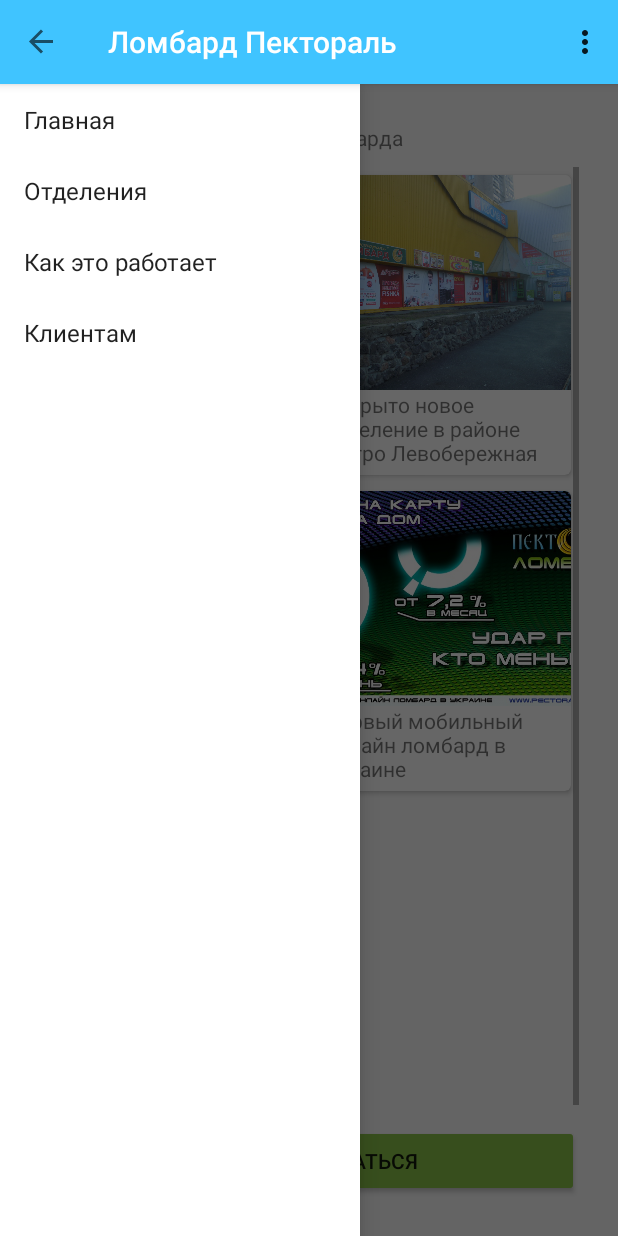
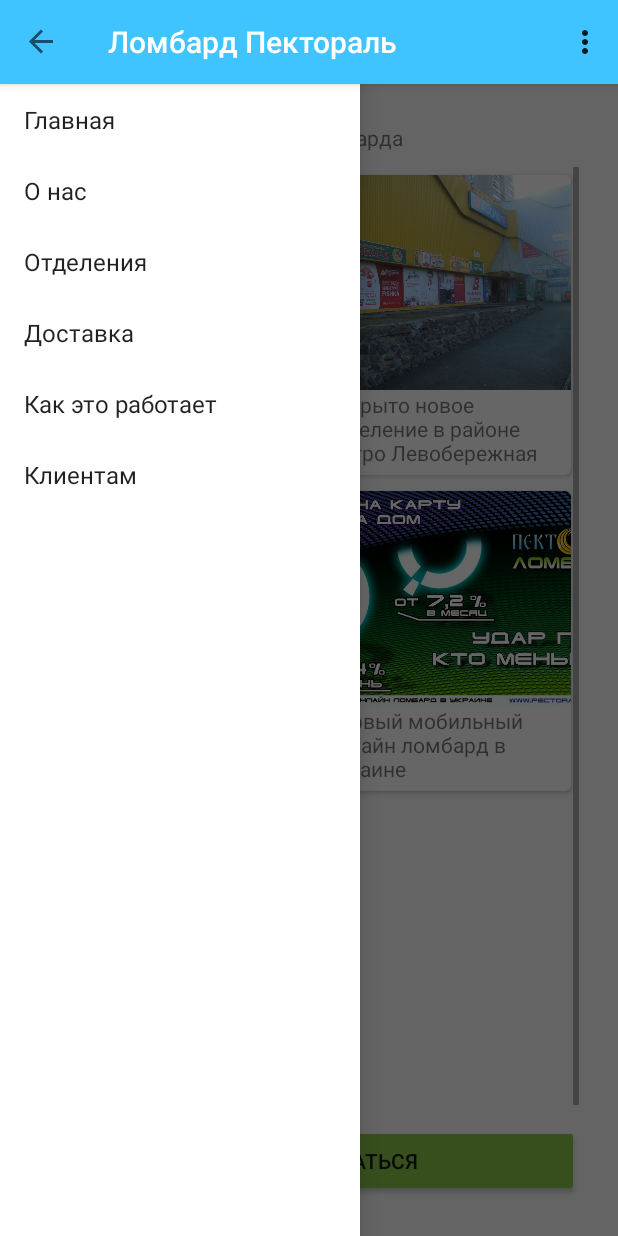
Before and after one commit to DesmondAndroid/PectoralPawnShopApplication, an Android app: the screen it shows after launch (MainActivity), with the side drawer open, on a phone screen of 412 x 824 dp. Run offline under Robolectric (Android 15) with nearby library versions, the phone set to English and light mode, and no system bars.

Commit message:
add 2 new sections

```diff
--- a/app/src/debug/res/values/google_maps_api.xml
+++ b/app/src/debug/res/values/google_maps_api.xml
@@ -16,6 +16,6 @@
     string in this file.
     -->
     <string name="google_maps_key" templateMergeStrategy="preserve" translatable="false">
-        AIzaSyCqLUSUnzqRFmWJqcSr__JwJ1LE0V9K8k4
+        AIzaSyCHF7UwJX7W5cSm2tDtDg8CQ1jychZuwHk
     </string>
 </resources>
--- a/app/src/main/AndroidManifest.xml
+++ b/app/src/main/AndroidManifest.xml
@@ -2,7 +2,6 @@
 <manifest xmlns:android="http://schemas.android.com/apk/res/android"
     package="com.vadym.pectoralepawnshop">
 
-    <uses-permission android:name="android.permission.INTERNET" />
     <uses-permission android:name="com.vadym.pectoralepawnshop.permission.MAPS_RECEIVE" />
     <uses-permission android:name="android.permission.INTERNET" />
     <permission
--- a/app/src/main/java/com/vadym/pectoralepawnshop/database/PectoraleDatabaseHelper.java
+++ b/app/src/main/java/com/vadym/pectoralepawnshop/database/PectoraleDatabaseHelper.java
@@ -22,6 +22,8 @@ public class PectoraleDatabaseHelper extends SQLiteOpenHelper {
     public static final String SECTION_HOWITWORKS = "HOW_IT_WORKS";
     public static final String SECTION_NEWS = "NEWS";
     public static final String SECTION_FORCLIENTS = "FOR_CLIENTS";
+    public static final String SECTION_ABOUTUS = "ABOUT_US";
+    public static final String SECTION_DOSTAVKA = "DOSTAVKA";
 
     public PectoraleDatabaseHelper(Context context){
         super(context, DB_NAME, null, DB_VERSION);
@@ -75,6 +77,13 @@ public class PectoraleDatabaseHelper extends SQLiteOpenHelper {
             insertDataTopic(db, SECTION_FORCLIENTS, "Партнерская программа", "http://pectorale.com.ua/stat/partnerskaja-programma", R.drawable.partnprogramm);
             insertDataTopic(db, SECTION_FORCLIENTS, "Кредитная линия", "http://pectorale.com.ua/stat/kredit_line", R.drawable.kreditnylimit);
 
+            insertDataTopic(db, SECTION_ABOUTUS, "НАША ИСТОРИЯ", "http://pectorale.com.ua/stat/istorija", R.drawable.history);
+            insertDataTopic(db, SECTION_ABOUTUS, "ПРЕИМУЩЕСТВА", "http://pectorale.com.ua/stat/preimushestva", R.drawable.preimushestva);
+            insertDataTopic(db, SECTION_ABOUTUS, "КОНТАКТЫ", "http://pectorale.com.ua/stat/kontakty", R.drawable.kont);
+            insertDataTopic(db, SECTION_ABOUTUS, "ОТЗЫВЫ", "http://pectorale.com.ua/stat/otzyvy", R.drawable.otzivi);
+
+            insertDataTopic(db, SECTION_DOSTAVKA, "Доставка", "http://pectorale.com.ua/stat/dostavka-zaloga", R.drawable.dostavkarazdel);
+
             insertDepartment(db, "Отделение №1 в г. Боярка", 50.327975, 30.292260, "Боярка", "ул. Белгородская, 19А", new String[]{"(068) 345-00-01", "(045) 984-75-60"}, "Пн-Сб 9:00 - 20:00\nВс 10:00 - 19:00");
             insertDepartment(db, "Отделение №2 в г. Киев", 50.466737, 30.627153, "Киев", "ул. Братиславская, 14", new String[]{"(068) 345-00-02", "(044) 513-83-84"}, "Пн-Сб 09:00 - 20.00\nВс 10:00 - 19:00");
             insertDepartment(db, "Отделение №3 в г. Васильков", 50.174529, 30.320692, "Васильков", "ул. Владимирская, 13", new String[]{"(068) 345-00-03", "(045) 712-38-43"}, "Пн-Сб 09:00 – 20:00\nВс 10:00 – 19:00");
--- a/app/src/main/res/menu/menu_main.xml
+++ b/app/src/main/res/menu/menu_main.xml
@@ -10,16 +10,4 @@
         android:icon="@drawable/ic_launch_black_24dp"
         app:showAsAction="always" />
 
-<!--    <item
-        android:id="@+id/action_share"
-        android:orderInCategory="2"
-        android:title="@string/action_share"
-        app:showAsAction="ifRoom"
-        android:actionProviderClass="android.widget.ShareActionProvider"/>
-
-    <item
-        android:id="@+id/action_settings"
-        android:orderInCategory="100"
-        android:title="@string/action_settings"
-        app:showAsAction="never" />-->
 </menu>
--- a/app/src/main/res/values/strings.xml
+++ b/app/src/main/res/values/strings.xml
@@ -9,7 +9,9 @@
 
     <string-array name="titles">
         <item>Главная</item>
+        <item>О нас</item>
         <item>Отделения</item>
+        <item>Доставка</item>
         <item>Как это работает</item>
         <item>Клиентам</item>
     </string-array>
```
Also changed, not shown: app/build.gradle (+11 -5 lines), app/src/main/java/com/vadym/pectoralepawnshop/activities/MainActivity.java (+19 -5 lines), app/src/main/java/com/vadym/pectoralepawnshop/fragments/AboutUsFragment.java (added, +41 -0 lines), app/src/main/java/com/vadym/pectoralepawnshop/fragments/DeliveryFragment.java (added, +41 -0 lines), app/src/main/res/drawable-nodpi/faq.jpg, app/src/main/res/mipmap-hdpi/ic_launcher.png, app/src/main/res/mipmap-mdpi/ic_launcher.png, app/src/main/res/mipmap-xhdpi/ic_launcher.png, app/src/main/res/mipmap-xxhdpi/ic_launcher.png, app/src/main/res/mipmap-xxxhdpi/ic_launcher.png, 1 other file.
